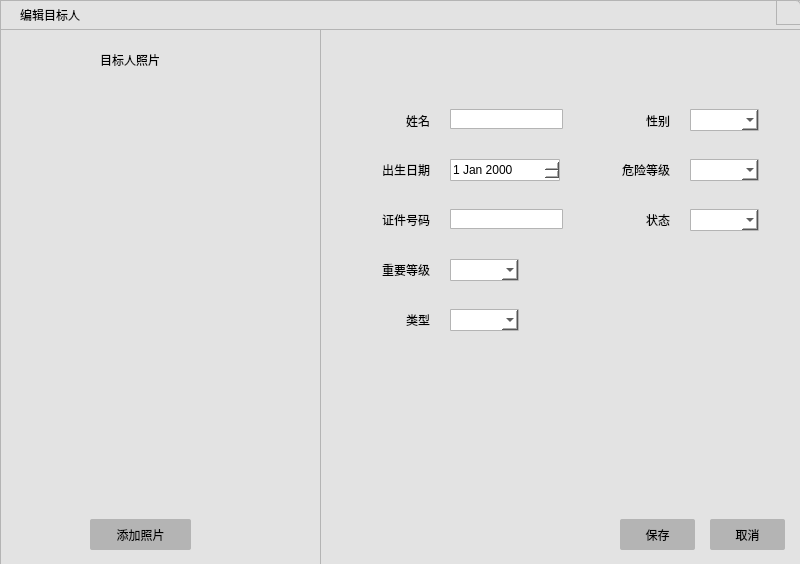
The window that UIModule/edittargetperson.ui (zhangjianscc/ZMClient) describes before a commit, drawn with Qt 5.
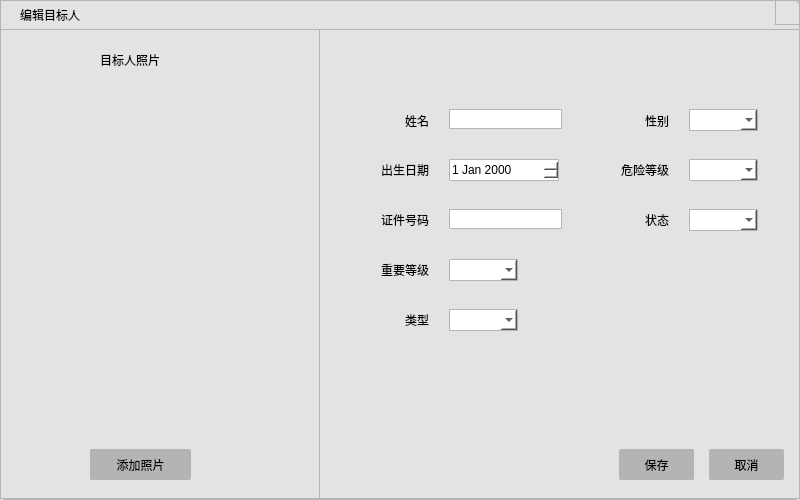
The same window after the commit.

```diff
--- a/UIModule/edittargetperson.ui
+++ b/UIModule/edittargetperson.ui
@@ -7,7 +7,7 @@
     <x>0</x>
     <y>0</y>
     <width>800</width>
-    <height>564</height>
+    <height>500</height>
    </rect>
   </property>
   <property name="windowTitle">
@@ -23,7 +23,7 @@
     <rect>
      <x>0</x>
      <y>0</y>
-     <width>802</width>
+     <width>800</width>
      <height>30</height>
     </rect>
    </property>
@@ -74,7 +74,7 @@
    <widget class="QPushButton" name="m_btnClose">
     <property name="geometry">
      <rect>
-      <x>776</x>
+      <x>775</x>
       <y>0</y>
       <width>25</width>
       <height>25</height>
@@ -108,8 +108,8 @@
     <rect>
      <x>0</x>
      <y>29</y>
-     <width>802</width>
-     <height>546</height>
+     <width>800</width>
+     <height>470</height>
     </rect>
    </property>
    <property name="styleSheet">
@@ -120,8 +120,8 @@
      <rect>
       <x>0</x>
       <y>0</y>
-      <width>321</width>
-      <height>547</height>
+      <width>320</width>
+      <height>470</height>
      </rect>
     </property>
     <widget class="QLabel" name="label_2">
@@ -147,7 +147,7 @@
        <x>1</x>
        <y>61</y>
        <width>318</width>
-       <height>401</height>
+       <height>331</height>
       </rect>
      </property>
      <property name="styleSheet">
@@ -158,7 +158,7 @@
      <property name="geometry">
       <rect>
        <x>90</x>
-       <y>490</y>
+       <y>420</y>
        <width>101</width>
        <height>31</height>
       </rect>
@@ -183,10 +183,10 @@
    <widget class="QWidget" name="widget_4" native="true">
     <property name="geometry">
      <rect>
-      <x>320</x>
+      <x>319</x>
       <y>0</y>
       <width>481</width>
-      <height>547</height>
+      <height>470</height>
      </rect>
     </property>
     <widget class="QLabel" name="label_3">
@@ -465,7 +465,7 @@
      <property name="geometry">
       <rect>
        <x>300</x>
-       <y>490</y>
+       <y>420</y>
        <width>75</width>
        <height>31</height>
       </rect>
@@ -484,7 +484,7 @@
      <property name="geometry">
       <rect>
        <x>390</x>
-       <y>490</y>
+       <y>420</y>
        <width>75</width>
        <height>31</height>
       </rect>
```
